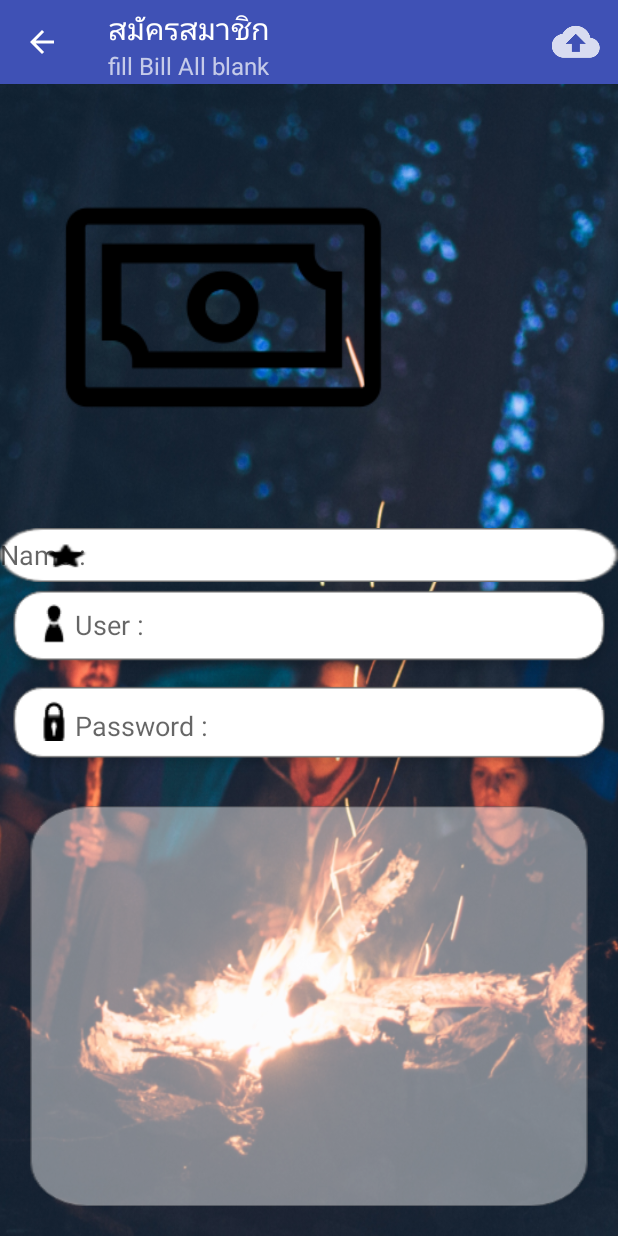
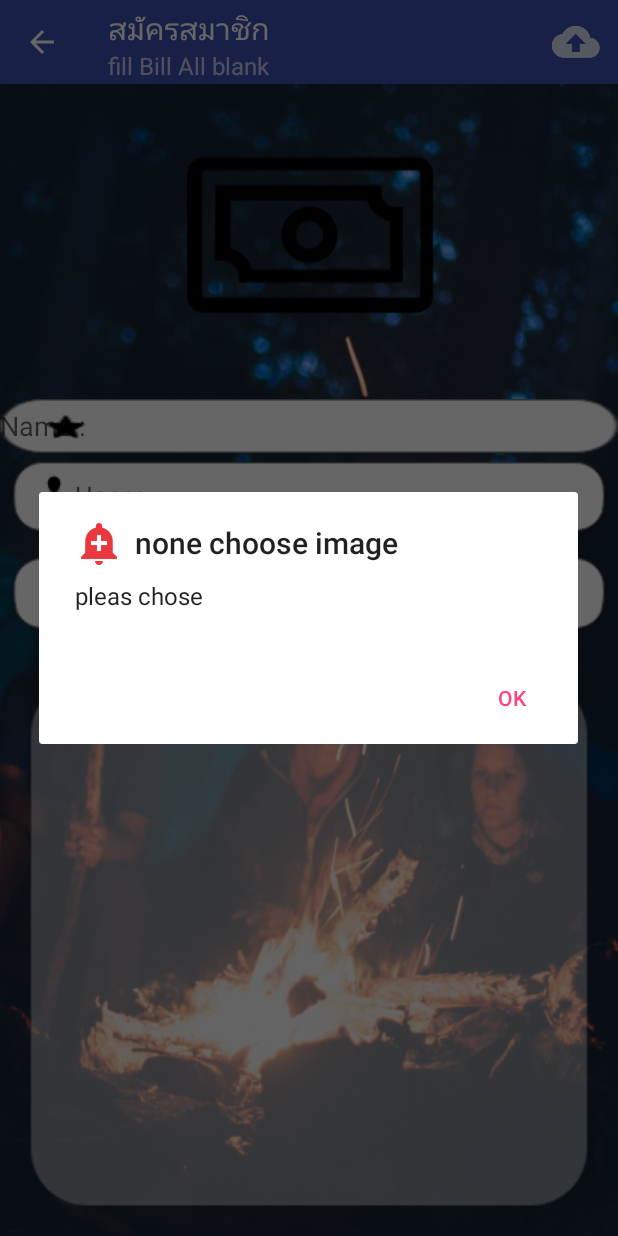
Before and after one commit to nichanan1995/SunTeenfriend, an Android app: the fragment RegisterFragment placed in its activity, after a tap on "Upload", on a phone screen of 412 x 824 dp. Run offline under Robolectric (Android 15) with nearby library versions, the phone set to English and light mode, and no system bars.

Commit message:
start 8_july

```diff
--- a/app/src/main/AndroidManifest.xml
+++ b/app/src/main/AndroidManifest.xml
@@ -2,6 +2,9 @@
 <manifest xmlns:android="http://schemas.android.com/apk/res/android"
     package="nichanan.sunteen.co.th.sunteenfriend">
 
+
+    <uses-permission android:name="android.permission.READ_EXTERNAL_STORAGE"/>
+    <uses-permission android:name="android.permission.INTERNET"/>
     <application
         android:allowBackup="true"
         android:icon="@drawable/logo"
--- a/app/src/main/java/nichanan/sunteen/co/th/sunteenfriend/fragment/RegisterFragment.java
+++ b/app/src/main/java/nichanan/sunteen/co/th/sunteenfriend/fragment/RegisterFragment.java
@@ -1,5 +1,10 @@
 package nichanan.sunteen.co.th.sunteenfriend.fragment;
 
+import android.content.Intent;
+import android.graphics.Bitmap;
+import android.graphics.BitmapFactory;
+import android.media.Image;
+import android.net.Uri;
 import android.os.Bundle;
 import android.support.annotation.NonNull;
 import android.support.annotation.Nullable;
@@ -8,19 +13,110 @@ import android.support.v7.widget.Toolbar;
 import android.view.LayoutInflater;
 import android.view.Menu;
 import android.view.MenuInflater;
+import android.view.MenuItem;
 import android.view.View;
 import android.view.ViewGroup;
+import android.widget.EditText;
+import android.widget.ImageView;
+import android.widget.Toast;
 
 import nichanan.sunteen.co.th.sunteenfriend.MainActivity;
 import nichanan.sunteen.co.th.sunteenfriend.R;
+import nichanan.sunteen.co.th.sunteenfriend.utinity.Myalertdialog;
 
 public class RegisterFragment extends Fragment {
+    //    Explicit
+    private Uri uri;
+    private ImageView imageView;
+    private boolean aBoolean = true;
+
     @Override
     public void onActivityCreated(@Nullable Bundle savedInstanceState) {
         super.onActivityCreated(savedInstanceState);
 //        Create toolbar
         createToolbar();
+
+        pictureController();
+
     }//Main method
+
+    @Override
+    public boolean onOptionsItemSelected(MenuItem item) {
+        if (item.getItemId() == R.id.itemUpload) {
+            uploadAnupdateValue();
+            return true;
+        }
+        return super.onOptionsItemSelected(item);
+    }
+
+    private void uploadAnupdateValue() {
+
+        Myalertdialog myalertdialog = new Myalertdialog(getActivity());
+        EditText nameEditText = getView().findViewById(R.id.editname);
+        EditText userEditText = getView().findViewById(R.id.edtuser);
+        EditText passEditText = getView().findViewById(R.id.edtpass);
+//        Get Value to String
+
+        String nameString = nameEditText.getText().toString().trim();
+        String userString = userEditText.getText().toString().trim();
+        String passString = passEditText.getText().toString().trim();
+
+        //check choose image and space
+        if (aBoolean) {
+
+            myalertdialog.normalDialog("none choose image",
+                    "pleas chose");
+
+
+        } else if (nameString.isEmpty() || userString.isEmpty() || passString.isEmpty()) {
+//         //   Have space
+                    myalertdialog.normalDialog("have space",
+                            "please fill all bank");
+        }
+             else {
+
+        }
+
+    }//upload
+
+    private void pictureController() {
+        imageView = getView().findViewById(R.id.imvPicture);
+        imageView.setOnClickListener(new View.OnClickListener() {
+            @Override
+            public void onClick(View view) {
+                Intent intent = new Intent(Intent.ACTION_GET_CONTENT);
+                intent.setType("image/*");
+                startActivityForResult(Intent.createChooser(intent, "choose app"), 1);
+            }
+        });
+
+    }
+
+    @Override
+    public void onActivityResult(int requestCode, int resultCode, Intent data) {
+        super.onActivityResult(requestCode, resultCode, data);
+
+
+        if (resultCode == getActivity().RESULT_OK) {
+
+
+//            success choose Image
+            uri = data.getData();
+//            Show Image_on ImageView
+
+            try {
+                Bitmap bitmap = BitmapFactory.decodeStream(getActivity().getContentResolver().openInputStream(uri));
+                imageView.setImageBitmap(bitmap);
+            } catch (Exception e) {
+                e.printStackTrace();
+            }
+
+
+        } else {
+            Toast.makeText(getActivity(), "please Choose Image", Toast.LENGTH_SHORT).show();
+        }
+    }
+
 
     @Override
     public void onCreateOptionsMenu(Menu menu, MenuInflater inflater) {
@@ -32,7 +128,7 @@ public class RegisterFragment extends Fragment {
 
     private void createToolbar() {
         Toolbar toolbar = getView().findViewById(R.id.toolbarRegister);
-        ((MainActivity)getActivity()).setSupportActionBar(toolbar);
+        ((MainActivity) getActivity()).setSupportActionBar(toolbar);
 
 //        Setup Toolbar
         ((MainActivity) getActivity()).getSupportActionBar().setTitle(getString(R.string.register));
@@ -47,11 +143,11 @@ public class RegisterFragment extends Fragment {
                 getActivity().getSupportFragmentManager().popBackStack();
             }
         });
-setHasOptionsMenu(true);
+        setHasOptionsMenu(true);
     }
 
     @Nullable
-        @Override
+    @Override
     public View onCreateView(@NonNull LayoutInflater inflater, @Nullable ViewGroup container, @Nullable Bundle savedInstanceState) {
         View view = inflater.inflate(R.layout.fragment_register, container, false);
         return view;
--- /dev/null
+++ b/app/src/main/java/nichanan/sunteen/co/th/sunteenfriend/utinity/Myalertdialog.java
@@ -0,0 +1,31 @@
+package nichanan.sunteen.co.th.sunteenfriend.utinity;
+import android.app.AlertDialog;
+import android.content.Context;
+import android.content.DialogInterface;
+
+import nichanan.sunteen.co.th.sunteenfriend.R;
+
+public class Myalertdialog {
+
+
+       private Context context;
+
+    public Myalertdialog(Context context) {
+        this.context = context;
+    }
+
+    public void normalDialog(String titleString, String detailString) {
+           AlertDialog.Builder builder = new AlertDialog.Builder(context);
+           builder.setCancelable(false);
+           builder.setIcon(R.drawable.ic_action_alert);
+           builder.setTitle(titleString);
+           builder.setMessage(detailString);
+           builder.setPositiveButton("ok", new DialogInterface.OnClickListener() {
+               @Override
+               public void onClick(DialogInterface dialogInterface, int i) {
+                   dialogInterface.dismiss();
+               }
+           });
+           builder.show();
+       }
+   }
--- a/app/src/main/res/layout/fragment_register.xml
+++ b/app/src/main/res/layout/fragment_register.xml
@@ -14,24 +14,33 @@
 
     <!--Picture-->
     <ImageView
-        android:layout_margin="20dp"
+
+android:scaleType="centerInside"
+       android:id="@+id/imvPicture"
+       android:layout_gravity="center_horizontal"
         android:src="@drawable/picture"
-        android:layout_width="wrap_content"
-        android:layout_height="wrap_content" />
+        android:layout_width="250dp"
+        android:layout_height="200dp" />
     <!--Name-->
     <EditText
+        android:id="@+id/editname"
+        android:inputType="text"
+        android:layout_marginTop="10dp"
         android:hint="Name :"
         android:background="@drawable/regis"
         android:layout_width="match_parent"
         android:layout_height="wrap_content" />
     <!--User-->
     <EditText
-        android:hint="User :"
+        android:id="@+id/edtuser"
+        android:layout_width="match_parent"
+        android:layout_height="wrap_content"
         android:background="@drawable/user"
-        android:layout_width="match_parent"
-        android:layout_height="wrap_content" />
+        android:hint="User :" />
     <!--Password-->
     <EditText
+        android:id="@+id/edtpass"
+        android:inputType="text"
         android:hint="Password :"
         android:background="@drawable/pass"
         android:layout_width="match_parent"
```
Also changed, not shown: app/src/main/res/drawable-hdpi/ic_action_alert.png (added), app/src/main/res/drawable-mdpi/ic_action_alert.png (added), app/src/main/res/drawable-xhdpi/ic_action_alert.png (added), app/src/main/res/drawable-xxhdpi/ic_action_alert.png (added).
